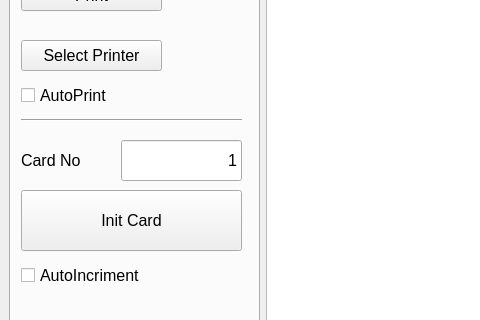
First picture: the form in design.ui, repository sportiduino/SportiduinoPQ, before the edit; both pictures show x 0 to 480 and y 223 to 543 of the 703 by 703 pixel window.
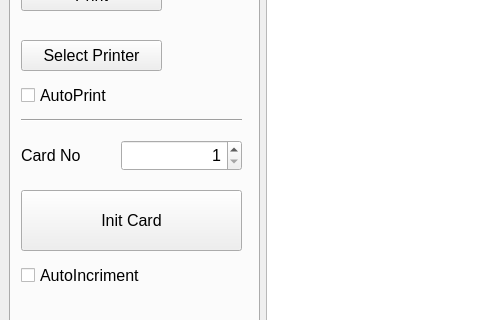
Second picture: the form after the edit.

Commit message: QSpinBox for card number

Patch:
```diff
--- a/design.ui
+++ b/design.ui
@@ -292,20 +292,26 @@
              <string>AutoIncriment</string>
             </property>
            </widget>
-           <widget class="QLineEdit" name="cardLine">
+           <widget class="QSpinBox" name="cardNumber">
             <property name="geometry">
              <rect>
               <x>110</x>
               <y>290</y>
               <width>121</width>
-              <height>41</height>
+              <height>31</height>
              </rect>
             </property>
-            <property name="text">
-             <string notr="true">1</string>
+            <property name="frame">
+             <bool>true</bool>
             </property>
             <property name="alignment">
-             <set>Qt::AlignRight|Qt::AlignTrailing|Qt::AlignVCenter</set>
+             <set>Qt::AlignRight</set>
+            </property>
+            <property name="minimum">
+             <number>1</number>
+            </property>
+            <property name="maximum">
+             <number>65000</number>
             </property>
            </widget>
            <widget class="QLabel" name="label_11">
@@ -314,7 +320,7 @@
               <x>10</x>
               <y>290</y>
               <width>91</width>
-              <height>41</height>
+              <height>31</height>
              </rect>
             </property>
             <property name="text">
```
The commit also changes 3 other files.
